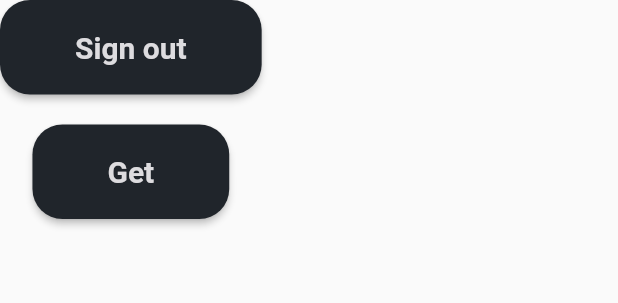
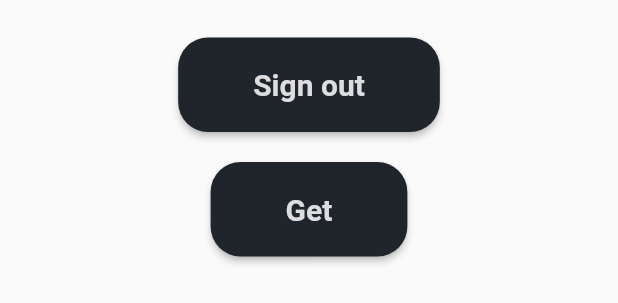
Before and after one commit to PhanukornKMITL/nofap_warrior, a Flutter app: the SettingFragment widget shown alone on an empty page, opened directly, on a phone screen of 412 x 824 dp. Shown: the top 303 px of the screen. Run offline on Flutter 3.47's test engine with Material 2 defaults, Android fonts, the light colour scheme and no system bars; our stand-ins replace firebase_auth, firebase_core, hexcolor, shared_preferences, table_calendar; accounts and stored records are empty; project files that could hold a hidden picture were left out.

Commit message:
set setting center

```diff
--- a/lib/screen/Home/subscreen/settingfragment.dart
+++ b/lib/screen/Home/subscreen/settingfragment.dart
@@ -12,6 +12,8 @@ class _SettingFragmentState extends State<SettingFragment> {
   @override
   Widget build(BuildContext context) {
     return Container(
+      alignment: Alignment.center,
+      padding: new EdgeInsets.only(top: 25.0),
       child: Column(
         children: [
           ElevatedButton(
```
Also changed, not shown: lib/shared/clickable_card.dart (+5 -3 lines), lib/shared/data_manager.dart (line endings or trailing spaces).
